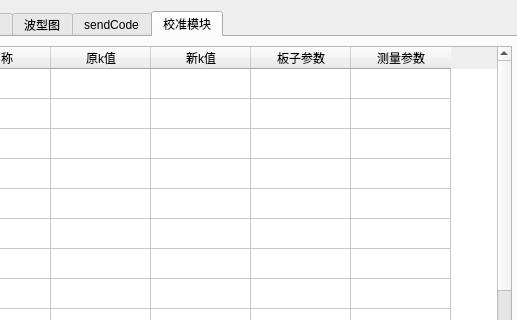
Old version of the form qtproj/widget.ui in the repository Fboxtt/qt_proj; both pictures show x 374 to 891 and y 0 to 320 of the 1178 by 644 pixel window.
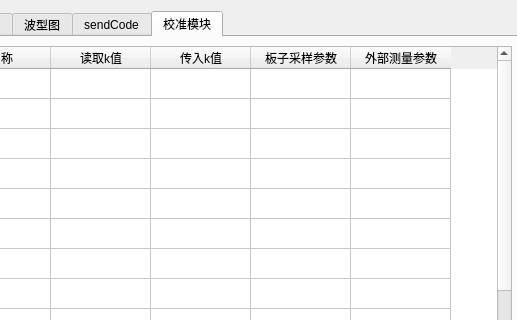
New version of the form. The open tabs and pages were chosen to show the change.

Commit message: ui名称修改

```diff
--- a/qtproj/widget.ui
+++ b/qtproj/widget.ui
@@ -852,22 +852,22 @@
          </column>
          <column>
           <property name="text">
-           <string>原k值</string>
+           <string>读取k值</string>
           </property>
          </column>
          <column>
           <property name="text">
-           <string>新k值</string>
+           <string>传入k值</string>
           </property>
          </column>
          <column>
           <property name="text">
-           <string>板子参数</string>
+           <string>板子采样参数</string>
           </property>
          </column>
          <column>
           <property name="text">
-           <string>测量参数</string>
+           <string>外部测量参数</string>
           </property>
          </column>
         </widget>
```
Left out of the diff: 2 changed lines with no effect on the pictures.
